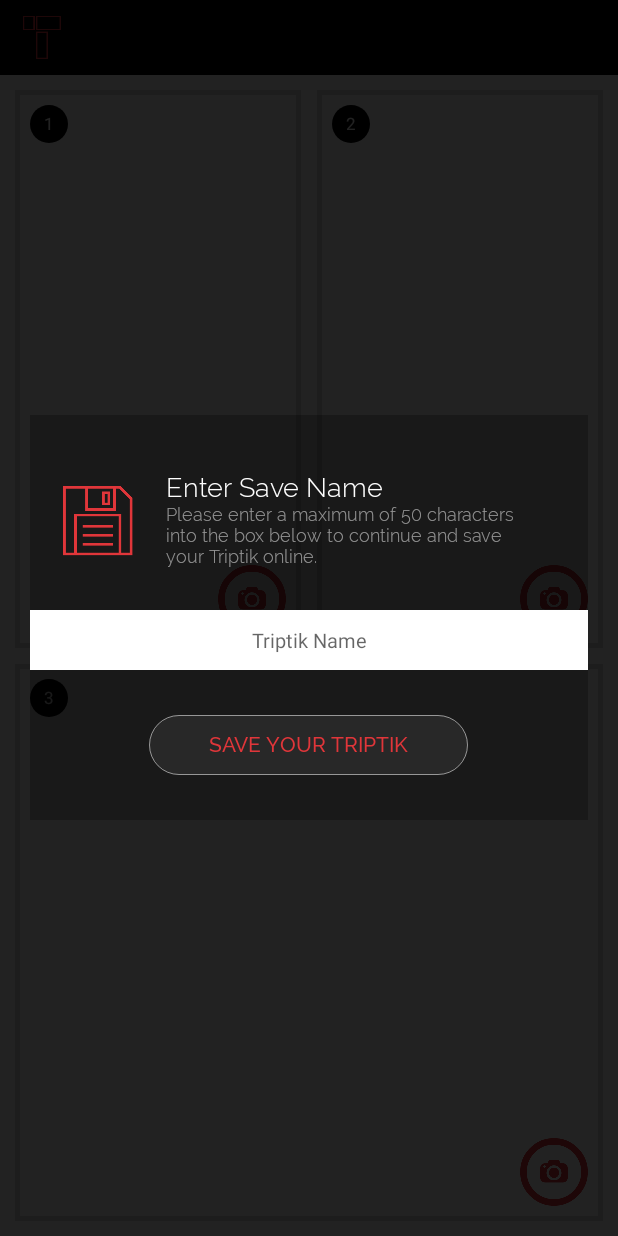
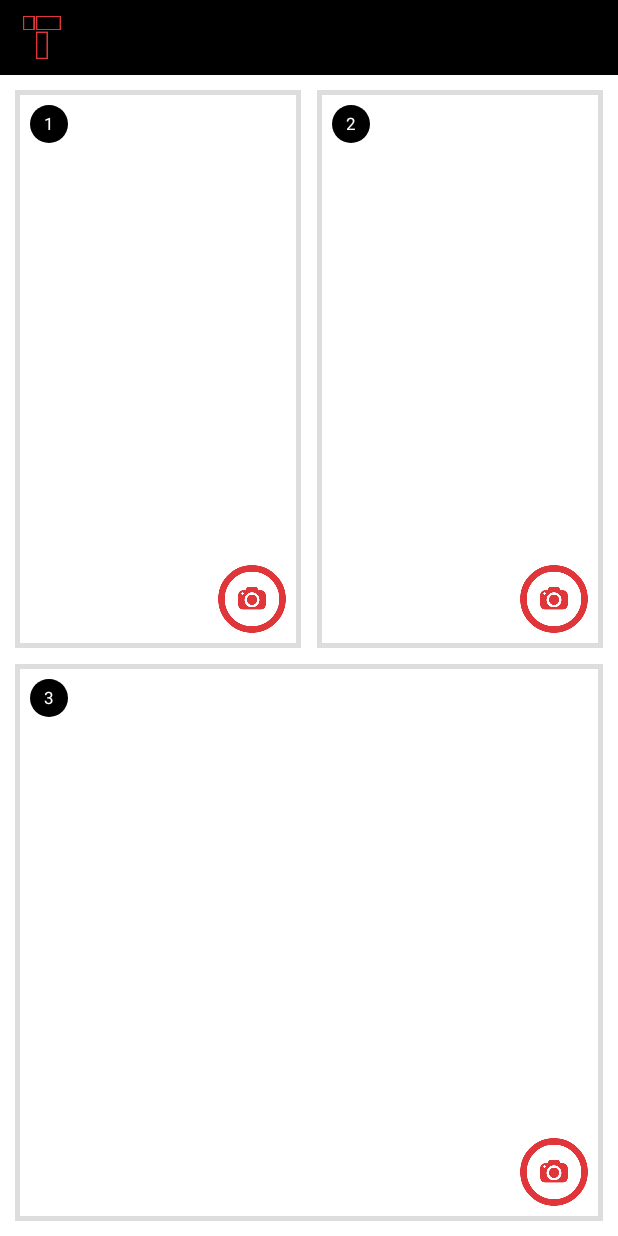
Before and after one commit to dhenniga/triptik, an Android app: the PanelsActivity screen opened directly, with no data from a screen before it, on a phone screen of 412 x 824 dp. Run offline under Robolectric (Android 15) with nearby library versions, the phone set to English and light mode, and no system bars; 1 statement that could not run was skipped.

```diff
--- a/app/src/main/java/com/triptik/dev/triptik/RecyclerActivity.java
+++ b/app/src/main/java/com/triptik/dev/triptik/RecyclerActivity.java
@@ -11,8 +11,6 @@
 import android.util.Log;
 import android.view.View;
 import android.widget.ImageButton;
-import android.widget.ImageView;
-import android.widget.RelativeLayout;
 import com.triptik.dev.triptik.listener.RecyclerClickListener;
 import com.triptik.dev.triptik.listener.RecyclerTouchListener;
 import org.json.JSONObject;
@@ -28,15 +26,12 @@
     AppCompatActivity activity = RecyclerActivity.this;
     List<PostValue> postList;
     ImageButton btnNewTriptik, btnUpdate;
-    ImageView ivTriptikViewer;
-    RelativeLayout triptikContainer;
 
     @Override
     protected void onCreate(Bundle savedInstanceState) {
         super.onCreate(savedInstanceState);
         setContentView(R.layout.activity_recycler);
         getSupportActionBar().hide();
-
         initViews();
 
         new JSONAsync().execute();
@@ -63,6 +58,7 @@
                 finish();
             }
         });
+
 
     }
 
--- a/app/src/main/res/layout/enter_savename_overlay.xml
+++ b/app/src/main/res/layout/enter_savename_overlay.xml
@@ -12,7 +12,7 @@
         android:background="#dd000000"
         android:gravity="center"
         android:orientation="vertical"
-        android:visibility="visible">
+        android:visibility="gone">
 
 
         <LinearLayout
--- a/app/src/main/res/layout/list_item_post.xml
+++ b/app/src/main/res/layout/list_item_post.xml
@@ -106,7 +106,7 @@
                     />
 
                 <ImageButton
-                    android:id="@+id/fragment_like_button"
+                    android:id="@+id/fragment_comment_button"
                     android:layout_width="35dp"
                     android:layout_height="35dp"
                     android:layout_marginTop="13dp"
@@ -119,13 +119,13 @@
                     />
 
                 <ImageButton
-                    android:id="@+id/fragment_share_button"
+                    android:id="@+id/fragment_like_button"
                     android:layout_width="35dp"
                     android:layout_height="35dp"
                     android:layout_marginTop="13dp"
                     android:layout_marginRight="15dp"
                     android:background="#00000000"
-                    android:layout_toLeftOf="@+id/fragment_like_button"
+                    android:layout_toLeftOf="@+id/fragment_comment_button"
                     android:src="@mipmap/like_icon"
                     android:scaleType="fitCenter"
                     android:padding="5dp"
```
